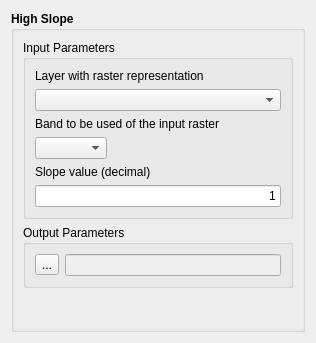
ericabreu82/tv5_app, file src/qt/ui/HighSlopeWidgetForm.ui: the form before one commit.
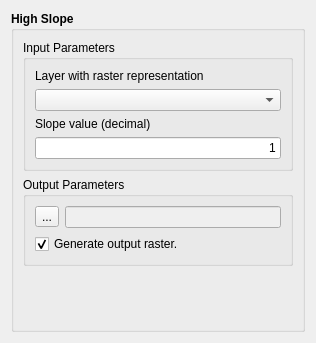
The form after the commit.

The edit to the form file:
```diff
--- a/src/qt/ui/HighSlopeWidgetForm.ui
+++ b/src/qt/ui/HighSlopeWidgetForm.ui
@@ -62,37 +62,6 @@
                 </layout>
                </item>
                <item row="1" column="0">
-                <layout class="QGridLayout" name="gridLayout_4">
-                 <item row="0" column="0">
-                  <widget class="QLabel" name="label_3">
-                   <property name="text">
-                    <string>Band to be used of the input raster</string>
-                   </property>
-                  </widget>
-                 </item>
-                 <item row="1" column="0">
-                  <layout class="QGridLayout" name="gridLayout_3">
-                   <item row="0" column="0">
-                    <widget class="QComboBox" name="m_bandsComboBox"/>
-                   </item>
-                   <item row="0" column="1">
-                    <spacer name="horizontalSpacer">
-                     <property name="orientation">
-                      <enum>Qt::Horizontal</enum>
-                     </property>
-                     <property name="sizeHint" stdset="0">
-                      <size>
-                       <width>40</width>
-                       <height>20</height>
-                      </size>
-                     </property>
-                    </spacer>
-                   </item>
-                  </layout>
-                 </item>
-                </layout>
-               </item>
-               <item row="2" column="0">
                 <layout class="QGridLayout" name="gridLayout_5">
                  <item row="0" column="0">
                   <widget class="QLabel" name="label_4">
@@ -151,6 +120,16 @@
                </item>
               </layout>
              </item>
+             <item row="1" column="0">
+              <widget class="QCheckBox" name="m_outRasterCheckBox">
+               <property name="text">
+                <string>Generate output raster.</string>
+               </property>
+               <property name="checked">
+                <bool>true</bool>
+               </property>
+              </widget>
+             </item>
             </layout>
            </widget>
           </item>
```
Left out of the diff: 28 changed lines with no effect on the pictures.
